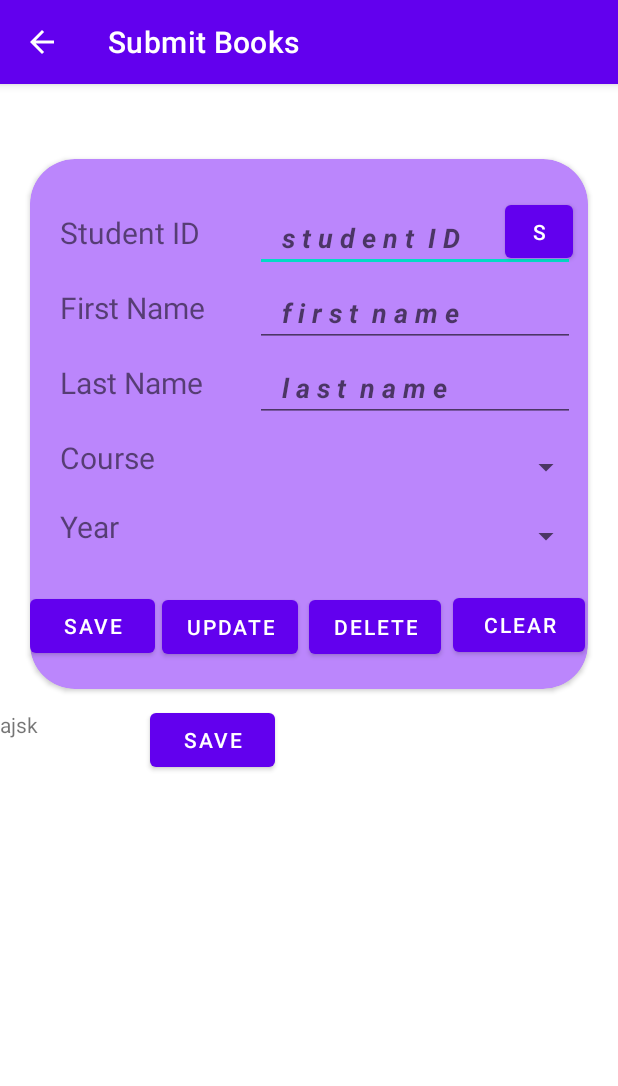
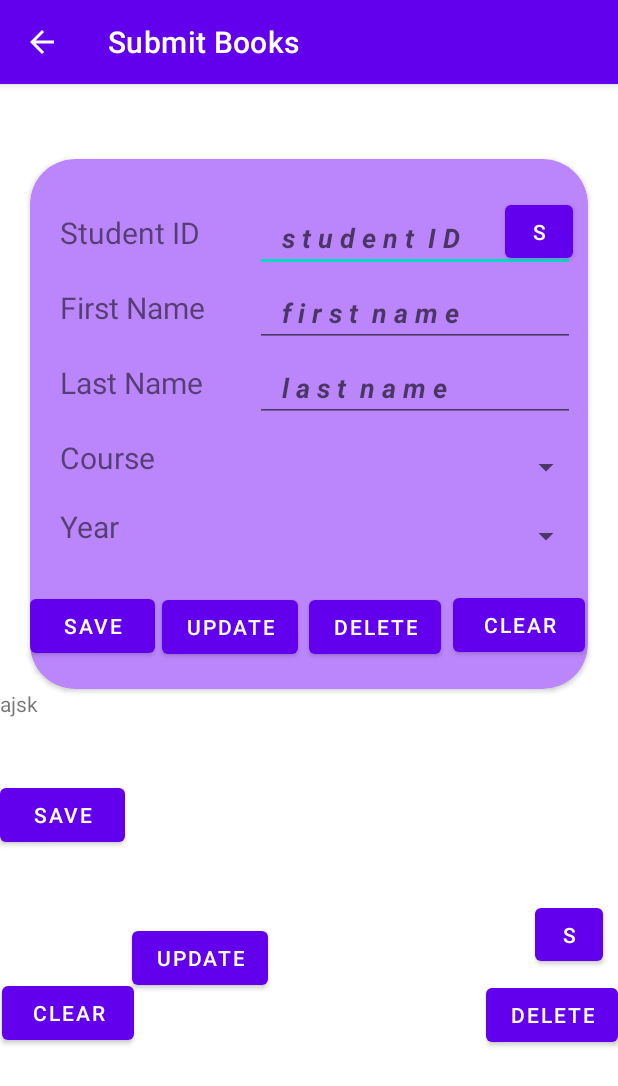
Before and after one commit to Aryan568/LMS-Android-, an Android app: the SubmitBooks screen opened directly, with no data from a screen before it, on a phone screen of 412 x 824 dp. Shown: the top 1086 px of the screen. Run offline under Robolectric (Android 15) with nearby library versions, the phone set to English and light mode, and no system bars.

Commit message:
Library CRUD Application(Android)

```diff
--- a/app/src/main/res/layout/activity_submit_books.xml
+++ b/app/src/main/res/layout/activity_submit_books.xml
@@ -253,12 +253,15 @@
         </androidx.cardview.widget.CardView>
             <LinearLayout
                 android:layout_width="match_parent"
-                android:layout_height="325dp">
+                android:layout_height="325dp"
+                android:orientation="vertical"
+                tools:layout_editor_absoluteX="0dp"
+                tools:layout_editor_absoluteY="0dp">
 
                 <TextView
                     android:layout_width="100dp"
                     android:layout_height="50dp"
-                    android:text="ajsk"/>
+                    android:text="ajsk" />
 
                 <Button
                     android:id="@+id/b11"
@@ -279,7 +282,7 @@
                     android:layout_width="wrap_content"
                     android:layout_height="wrap_content"
                     android:layout_marginLeft="88dp"
-                    android:layout_marginTop="-47dp"
+                    android:layout_marginTop="47dp"
                     android:onClick="updateOnClick"
                     android:text="Update"
                     app:layout_constraintBottom_toBottomOf="parent"
@@ -293,8 +296,8 @@
                     android:id="@+id/b13"
                     android:layout_width="wrap_content"
                     android:layout_height="wrap_content"
-                    android:layout_marginLeft="186dp"
-                    android:layout_marginTop="-48dp"
+                    android:layout_marginTop="-10dp"
+                    android:layout_gravity="right"
                     android:text="Delete"
                     app:layout_constraintBottom_toBottomOf="parent"
                     app:layout_constraintEnd_toEndOf="parent"
@@ -307,7 +310,7 @@
                     android:id="@+id/b14"
                     android:layout_width="wrap_content"
                     android:layout_height="wrap_content"
-                    android:layout_marginLeft="282dp"
+                    android:layout_marginLeft="1dp"
                     android:layout_marginTop="-49dp"
                     android:text="Clear"
                     app:layout_constraintBottom_toBottomOf="parent"
@@ -317,6 +320,21 @@
                     app:layout_constraintTop_toTopOf="parent"
                     app:layout_constraintVertical_bias="0.9" />
 
+                <Button
+                    android:id="@+id/b15"
+                    android:layout_width="45dp"
+                    android:layout_height="47dp"
+                    android:layout_gravity="right"
+                    android:layout_marginTop="-100dp"
+                    android:layout_marginRight="10dp"
+                    android:text="S"
+                    app:layout_constraintBottom_toBottomOf="parent"
+                    app:layout_constraintEnd_toEndOf="@id/stID"
+                    app:layout_constraintHorizontal_bias="0.346"
+                    app:layout_constraintStart_toStartOf="parent"
+                    app:layout_constraintTop_toTopOf="parent"
+                    app:layout_constraintVertical_bias="0.061" />
+
 
             </LinearLayout>
     </LinearLayout>
```
